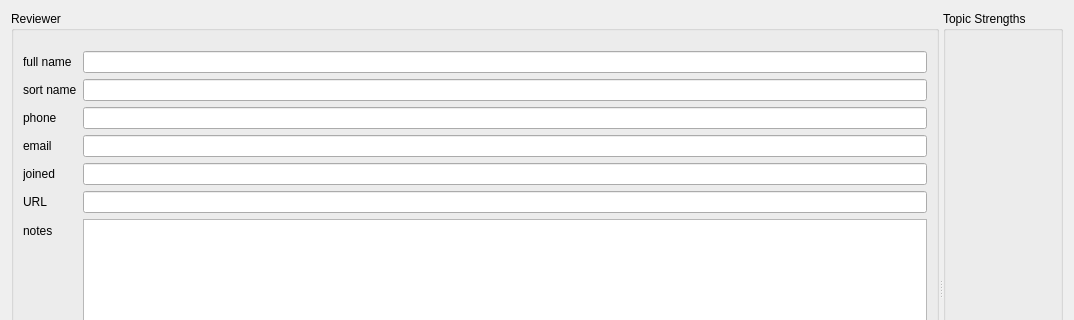
First picture: the form in src/Assign_GUP/resources/reviewer_details.ui, repository prjemian/assign_gup, before the edit; both pictures show x 0 to 1074 and y 0 to 320 of the 1074 by 575 pixel window.
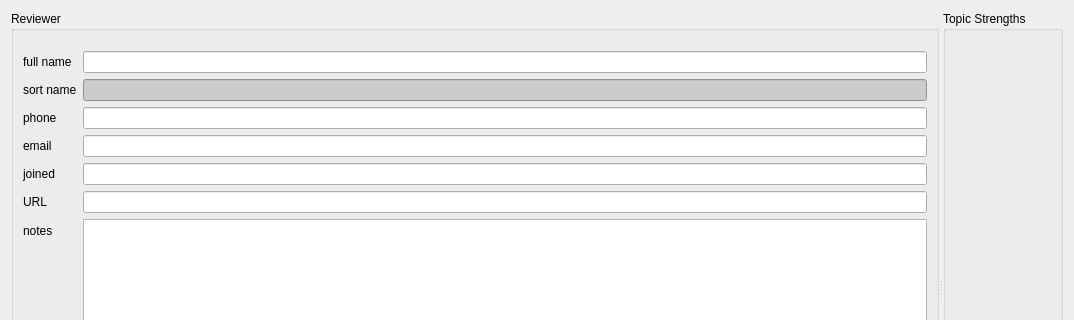
Second picture: the form after the edit.

Patch:
```diff
--- a/src/Assign_GUP/resources/reviewer_details.ui
+++ b/src/Assign_GUP/resources/reviewer_details.ui
@@ -64,8 +64,11 @@
          </item>
          <item row="1" column="1">
           <widget class="QLineEdit" name="sort_name">
+           <property name="styleSheet">
+            <string notr="true">background-color: #ccc</string>
+           </property>
            <property name="readOnly">
-            <bool>false</bool>
+            <bool>true</bool>
            </property>
           </widget>
          </item>
```
